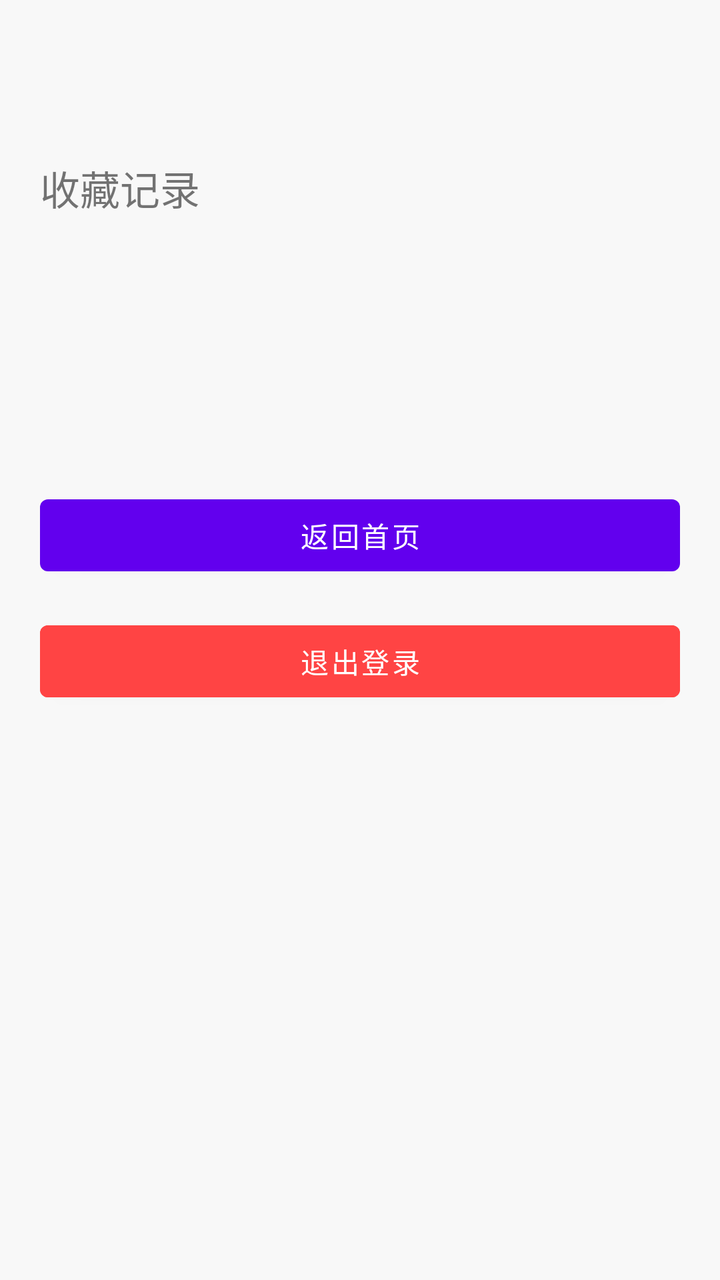
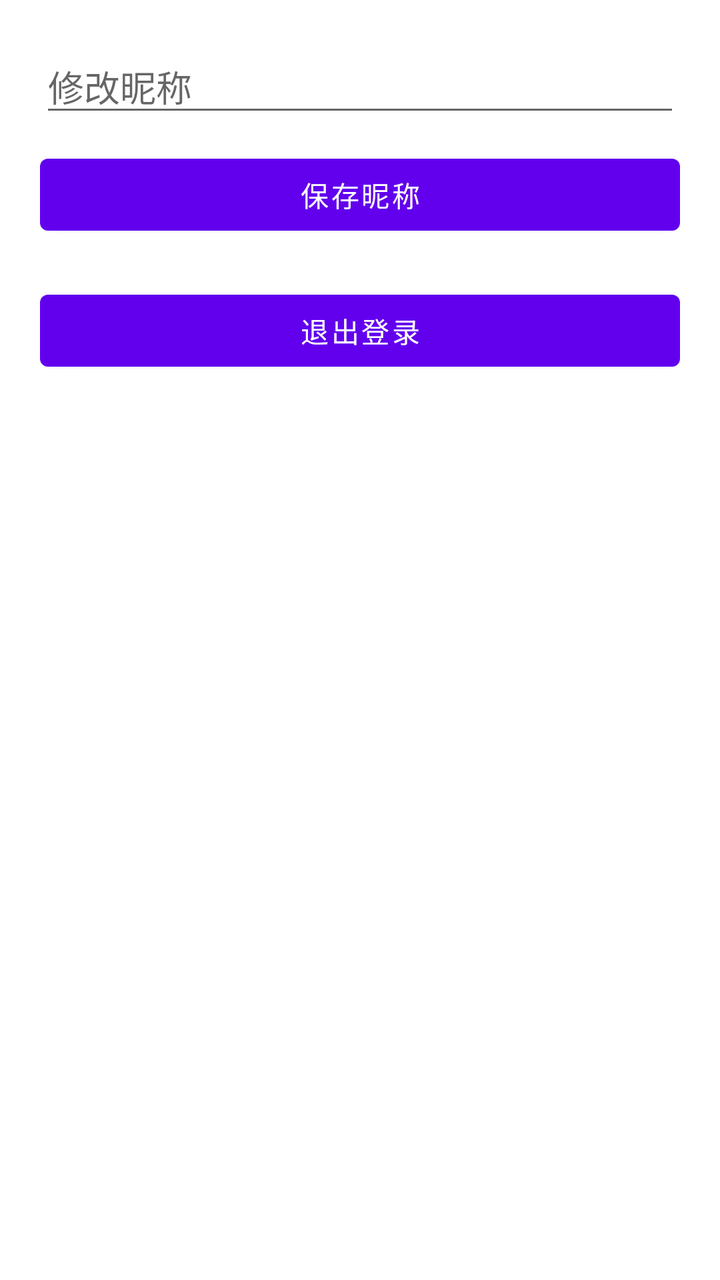

Before-and-after screenshots of an Android layout around one commit, followed by the original layout XML and the change that was made.
<!-- AndroidManifest.xml: application theme Theme.ChooseHelper202 -->
<!-- res/layout/activity_user.xml -->
<?xml version="1.0" encoding="utf-8"?>
<LinearLayout xmlns:android="http://schemas.android.com/apk/res/android"
    android:layout_width="match_parent"
    android:layout_height="match_parent"
    android:orientation="vertical"
    android:padding="20dp"
    android:background="#F8F8F8">

    <TextView
        android:id="@+id/tv_user_name"
        android:layout_width="match_parent"
        android:layout_height="wrap_content"
        android:textSize="22sp"
        android:gravity="center"/>

    <TextView
        android:layout_width="match_parent"
        android:layout_height="wrap_content"
        android:text="收藏记录"
        android:textSize="20sp"
        android:layout_marginTop="30dp"/>

    <TextView
        android:id="@+id/tv_food_collect"
        android:layout_width="match_parent"
        android:layout_height="wrap_content"
        android:textSize="16sp"
        android:layout_marginTop="10dp"/>
    <TextView
        android:id="@+id/tv_cloth_collect"
        android:layout_width="match_parent"
        android:layout_height="wrap_content"
        android:textSize="16sp"
        android:layout_marginTop="10dp"/>
    <TextView
        android:id="@+id/tv_date_collect"
        android:layout_width="match_parent"
        android:layout_height="wrap_content"
        android:textSize="16sp"
        android:layout_marginTop="10dp"/>

    <Button
        android:id="@+id/btn_user_back"
        android:layout_width="match_parent"
        android:layout_height="wrap_content"
        android:text="返回首页"
        android:layout_marginTop="40dp"/>
    <Button
        android:id="@+id/btn_exit"
        android:layout_width="match_parent"
        android:layout_height="wrap_content"
        android:text="退出登录"
        android:backgroundTint="#FF4444"
        android:layout_marginTop="15dp"/>

</LinearLayout>
<!-- resources referenced by this layout -->
<resources>
  <style name="Theme.ChooseHelper202" parent="Theme.MaterialComponents.DayNight.NoActionBar">
          <item name="colorPrimary">#6200EE</item>
          <item name="colorPrimaryVariant">#3700B3</item>
          <item name="colorOnPrimary">#FFFFFF</item>
          <item name="colorSecondary">#03DAC5</item>
          <item name="colorSecondaryVariant">#018786</item>
          <item name="colorOnSecondary">#000000</item>
          <item name="android:statusBarColor">?attr/colorPrimaryVariant</item>
      </style>
</resources>

<!-- the commit's change to res/layout/activity_user.xml (unified diff, before → after) -->
@@ -3,54 +3,26 @@
     android:layout_width="match_parent"
     android:layout_height="match_parent"
     android:orientation="vertical"
-    android:padding="20dp"
-    android:background="#F8F8F8">
+    android:padding="20dp">
 
-    <TextView
-        android:id="@+id/tv_user_name"
+    <EditText
+        android:id="@+id/et_nick"
         android:layout_width="match_parent"
         android:layout_height="wrap_content"
-        android:textSize="22sp"
-        android:gravity="center"/>
+        android:hint="修改昵称"/>
 
-    <TextView
+    <Button
+        android:id="@+id/btn_save"
         android:layout_width="match_parent"
         android:layout_height="wrap_content"
-        android:text="收藏记录"
-        android:textSize="20sp"
-        android:layout_marginTop="30dp"/>
-
-    <TextView
-        android:id="@+id/tv_food_collect"
-        android:layout_width="match_parent"
-        android:layout_height="wrap_content"
-        android:textSize="16sp"
-        android:layout_marginTop="10dp"/>
-    <TextView
-        android:id="@+id/tv_cloth_collect"
-        android:layout_width="match_parent"
-        android:layout_height="wrap_content"
-        android:textSize="16sp"
-        android:layout_marginTop="10dp"/>
-    <TextView
-        android:id="@+id/tv_date_collect"
-        android:layout_width="match_parent"
-        android:layout_height="wrap_content"
-        android:textSize="16sp"
+        android:text="保存昵称"
         android:layout_marginTop="10dp"/>
 
     <Button
-        android:id="@+id/btn_user_back"
-        android:layout_width="match_parent"
-        android:layout_height="wrap_content"
-        android:text="返回首页"
-        android:layout_marginTop="40dp"/>
-    <Button
-        android:id="@+id/btn_exit"
+        android:id="@+id/btn_logout"
         android:layout_width="match_parent"
         android:layout_height="wrap_content"
         android:text="退出登录"
-        android:backgroundTint="#FF4444"
-        android:layout_marginTop="15dp"/>
+        android:layout_marginTop="20dp"/>
 
 </LinearLayout>
